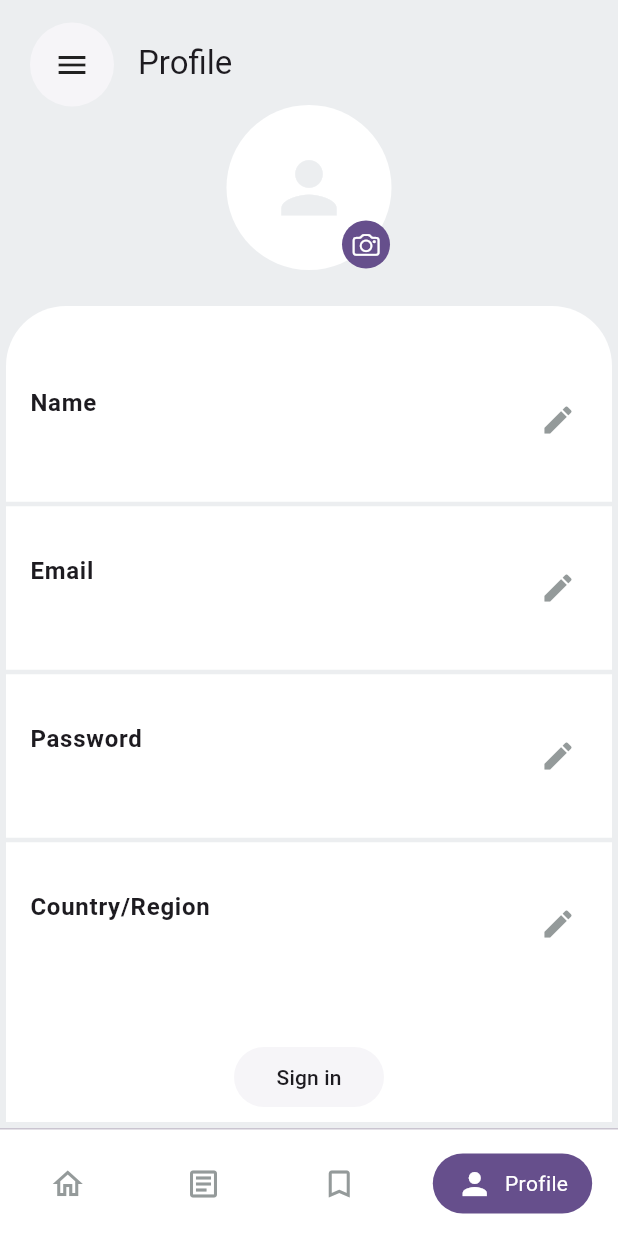
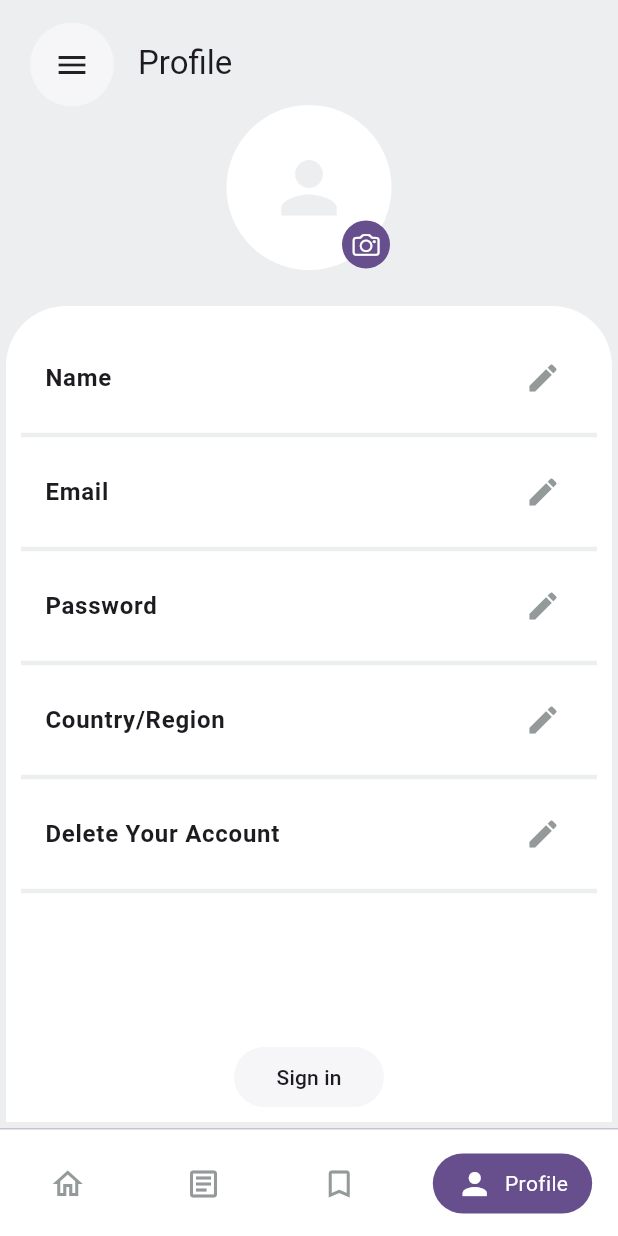
Before and after one commit to berkaysaahin/Foresight---News-and-Articles, a Flutter app: the screen it shows after launch, swiped to page 4, on a phone screen of 412 x 824 dp. Run offline on Flutter 3.47's test engine with Material 3 defaults, Android fonts, the phone set to English and light mode, and no system bars; our stand-ins replace cached_network_image, cloud_firestore, firebase_auth, firebase_core, firebase_storage, font_awesome_flutter and 2 more; accounts and stored records are empty.

Commit message:
account deletion

```diff
--- a/lib/features/home/widgets/single_news_item_header_delegate.dart
+++ b/lib/features/home/widgets/single_news_item_header_delegate.dart
@@ -14,6 +14,7 @@ class SingleNewsItemHeaderDelegate extends SliverPersistentHeaderDelegate {
   final double topPadding;
   final bool isBookmarked;
   final VoidCallback onBookmarkToggle;
+  final VoidCallback onDelete;
 
   final Function(double value) borderRadiusAnimationValue;
 
@@ -33,6 +34,7 @@ class SingleNewsItemHeaderDelegate extends SliverPersistentHeaderDelegate {
     required this.topPadding,
     required this.isBookmarked,
     required this.onBookmarkToggle,
+    required this.onDelete,
   });
 
   @override
@@ -220,6 +222,10 @@ class SingleNewsItemHeaderDelegate extends SliverPersistentHeaderDelegate {
                           mainAxisAlignment: MainAxisAlignment.end,
                           children: [
                             AppRoundedButtonBlur(
+                              iconData: CupertinoIcons.delete_solid,
+                              onTap: onDelete,
+                            ),
+                            AppRoundedButtonBlur(
                               iconData: isBookmarked
                                   ? CupertinoIcons.bookmark_fill
                                   : CupertinoIcons.bookmark,
--- a/lib/features/profile/pages/profile_page.dart
+++ b/lib/features/profile/pages/profile_page.dart
@@ -5,6 +5,7 @@ import "package:firebase_auth/firebase_auth.dart";
 import "package:flutter/cupertino.dart";
 import "package:flutter/material.dart";
 import "package:foresight_news_and_articles/core/app_rounded_button.dart";
+import "package:foresight_news_and_articles/core/main_page.dart";
 import "package:foresight_news_and_articles/core/rectangle_rounded_button.dart";
 import "package:foresight_news_and_articles/core/services/authentication.dart";
 import "package:foresight_news_and_articles/features/home/widgets/side_bar.dart";
@@ -115,6 +116,68 @@ class _ProfilePageState extends State<ProfilePage> {
     setState(() {
       _user = null;
     });
+  }
+
+  Future<void> _deleteAccount() async {
+    try {
+      // Get the current user
+      User? user = _auth.currentUser;
+      if (user != null) {
+        // Show confirmation dialog
+        bool confirm = await showDialog<bool>(
+              context: context,
+              builder: (context) {
+                return AlertDialog(
+                  title: const Text('Delete Account'),
+                  content: const Text(
+                      'Are you sure you want to delete your account? This action cannot be undone.'),
+                  actions: <Widget>[
+                    TextButton(
+                      onPressed: () => Navigator.of(context).pop(false),
+                      child: const Text('Cancel'),
+                    ),
+                    TextButton(
+                      onPressed: () => Navigator.of(context).pop(true),
+                      child: const Text('Delete'),
+                    ),
+                  ],
+                );
+              },
+            ) ??
+            false;
+
+        if (confirm) {
+          // Delete the user document from Firestore
+          await FirebaseFirestore.instance
+              .collection('users')
+              .doc(user.uid)
+              .delete();
+
+          // Delete the user from Firebase Authentication
+          await user.delete();
+
+          // Sign out the user
+          await _auth.signOut();
+
+          // Navigate to the sign-in page or another appropriate page
+          if (context.mounted) {
+            Navigator.pushReplacement(
+              context,
+              MaterialPageRoute(builder: (context) => const MainPage()),
+            );
+          }
+          ScaffoldMessenger.of(context).showSnackBar(
+            const SnackBar(content: Text('Your account has been deleted.')),
+          );
+        }
+      }
+    } catch (e) {
+      print('Failed to delete account: $e');
+      ScaffoldMessenger.of(context).showSnackBar(
+        const SnackBar(
+            content: Text('Failed to delete account. Please try again.')),
+      );
+    }
   }
 
   String userCountry = '';
@@ -254,11 +317,13 @@ class _ProfilePageState extends State<ProfilePage> {
                         topRight: Radius.circular(40),
                       ),
                     ),
+                    child: Padding(
+                      padding: const EdgeInsets.symmetric(horizontal: 10),
                       child: Column(
                         mainAxisAlignment: MainAxisAlignment.start,
                         children: [
                           const SizedBox(
-                          height: 40,
+                            height: 20,
                           ),
                           ListTile(
                             onTap: () {
@@ -317,13 +382,12 @@ class _ProfilePageState extends State<ProfilePage> {
                               "Name",
                               style: TextStyle(fontWeight: FontWeight.bold),
                             ),
-                          subtitle:
-                              _user != null ? Text(username) : const Text(''),
-                          trailing:
-                              const Icon(Icons.edit, color: AppColors.osloGray),
+                            subtitle: _user != null ? Text(username) : null,
+                            trailing: const Icon(Icons.edit,
+                                color: AppColors.osloGray),
                           ),
                           const Divider(
-                          height: 40,
+                            height: 20,
                             color: AppColors.porcelain,
                             thickness: 3,
                           ),
@@ -389,13 +453,12 @@ class _ProfilePageState extends State<ProfilePage> {
                               "Email",
                               style: TextStyle(fontWeight: FontWeight.bold),
                             ),
-                          subtitle:
-                              _user != null ? Text(email) : const Text(''),
-                          trailing:
-                              const Icon(Icons.edit, color: AppColors.osloGray),
+                            subtitle: _user != null ? Text(email) : null,
+                            trailing: const Icon(Icons.edit,
+                                color: AppColors.osloGray),
                           ),
                           const Divider(
-                          height: 40,
+                            height: 20,
                             color: AppColors.porcelain,
                             thickness: 3,
                           ),
@@ -405,15 +468,16 @@ class _ProfilePageState extends State<ProfilePage> {
                               style: TextStyle(fontWeight: FontWeight.bold),
                             ),
                             subtitle: _user == null
-                              ? const Text('')
+                                ? null
                                 : const Text('•••••••••••••'),
-                          trailing:
-                              const Icon(Icons.edit, color: AppColors.osloGray),
+                            trailing: const Icon(Icons.edit,
+                                color: AppColors.osloGray),
                             onTap: () {
                               try {
                                 String currentPassword = '';
                                 TextEditingController textEditingController =
-                                  TextEditingController(text: currentPassword);
+                                    TextEditingController(
+                                        text: currentPassword);
                                 showDialog(
                                   context: context,
                                   builder: (context) {
@@ -445,8 +509,8 @@ class _ProfilePageState extends State<ProfilePage> {
                                                 .instance.currentUser!.uid;
 
                                             // Call the changeUsername method with the new username
-                                          AuthService()
-                                              .updatePassword(uid, newPassword);
+                                            AuthService().updatePassword(
+                                                uid, newPassword);
 
                                             Navigator.pop(context);
                                             ScaffoldMessenger.of(context)
@@ -470,7 +534,7 @@ class _ProfilePageState extends State<ProfilePage> {
                             },
                           ),
                           const Divider(
-                          height: 40,
+                            height: 20,
                             color: AppColors.porcelain,
                             thickness: 3,
                           ),
@@ -479,12 +543,30 @@ class _ProfilePageState extends State<ProfilePage> {
                               "Country/Region",
                               style: TextStyle(fontWeight: FontWeight.bold),
                             ),
-                          subtitle: _user != null
-                              ? Text(userCountry)
-                              : const Text(''),
-                          trailing:
-                              const Icon(Icons.edit, color: AppColors.osloGray),
+                            subtitle: _user != null ? Text(userCountry) : null,
+                            trailing: const Icon(Icons.edit,
+                                color: AppColors.osloGray),
                             onTap: _showCountryPicker,
+                          ),
+                          const Divider(
+                            height: 20,
+                            color: AppColors.porcelain,
+                            thickness: 3,
+                          ),
+                          ListTile(
+                            title: const Text(
+                              "Delete Your Account",
+                              style: TextStyle(fontWeight: FontWeight.bold),
+                            ),
+                            trailing: const Icon(Icons.edit,
+                                color: AppColors.osloGray),
+                            onTap: _deleteAccount,
+                            titleAlignment: ListTileTitleAlignment.center,
+                          ),
+                          const Divider(
+                            height: 20,
+                            color: AppColors.porcelain,
+                            thickness: 3,
                           ),
                           const Spacer(),
                           Padding(
@@ -529,6 +611,7 @@ class _ProfilePageState extends State<ProfilePage> {
                   ),
                 ),
               ),
+            ),
           ],
         ),
       ),
```
Also changed, not shown: lib/core/services/news_service.dart (+17 -0 lines), lib/features/browse/pages/single_news_item_page.dart (+16 -0 lines), lib/features/home/pages/category_news_page.dart (+11 -10 lines), lib/features/home/widgets/side_bar.dart (+8 -0 lines). Lines whose indentation alone changed are shown as unchanged.
